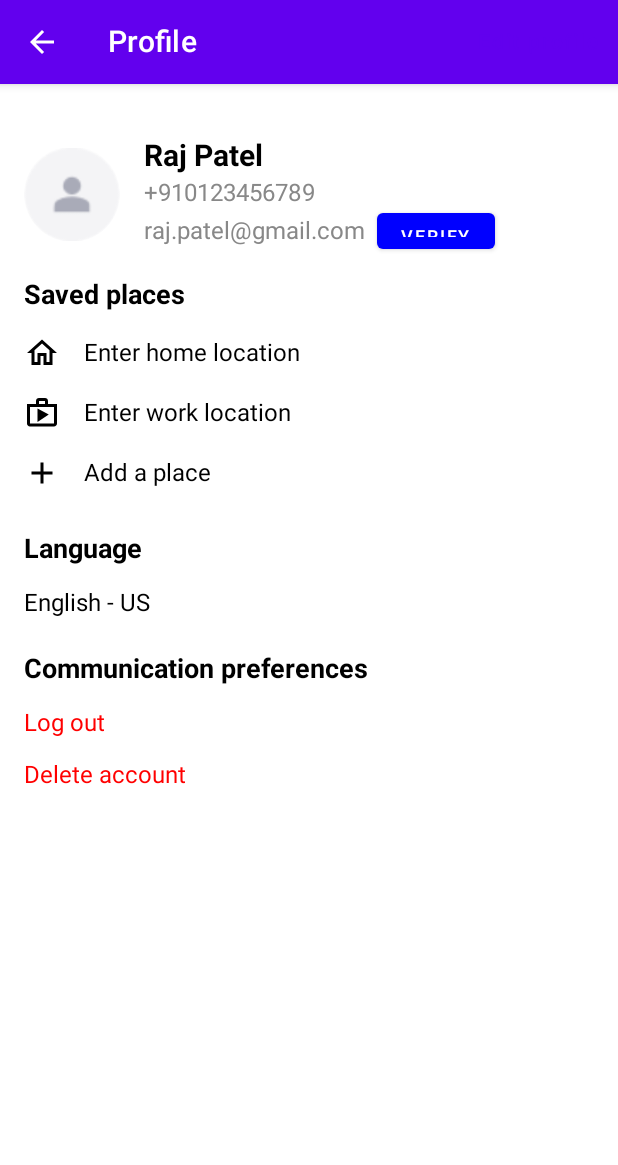
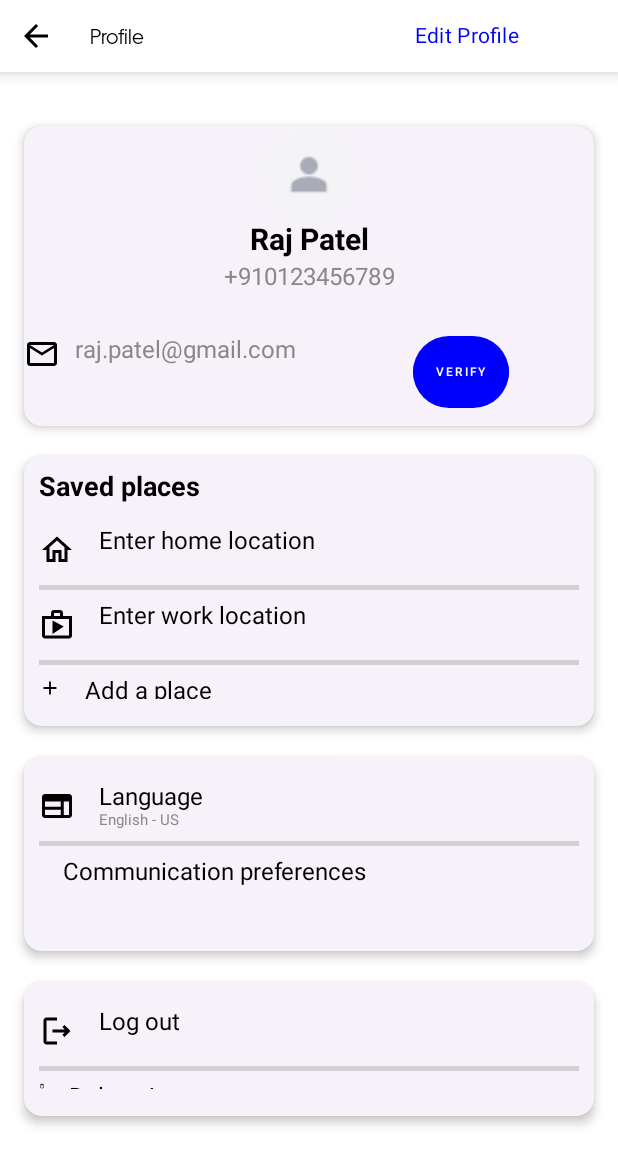
Before and after one commit to DevP-ai/QuickCabs, an Android app built with Jetpack Compose: the @Preview function ProfileScreenPreview, on a phone screen of 412 x 824 dp. Shown: the top 1165 px of the screen. Run offline under Robolectric (Android 15) with nearby library versions, the phone set to English and light mode, and no system bars.

Commit message:
User Profile Implemented

```diff
--- /dev/null
+++ b/app/src/main/java/com/developer/android/dev/technologia/androidapp/quickcabs/presentation/screens/profile/ProfileDivider.kt
@@ -0,0 +1,35 @@
+package com.developer.android.dev.technologia.androidapp.quickcabs.presentation.screens.profile
+
+import androidx.annotation.FloatRange
+import androidx.compose.material3.Divider
+import androidx.compose.material3.DividerDefaults
+import androidx.compose.runtime.Composable
+import androidx.compose.ui.Modifier
+import androidx.compose.ui.draw.alpha
+import androidx.compose.ui.draw.clip
+import androidx.compose.ui.graphics.Color
+import androidx.compose.ui.graphics.RectangleShape
+import androidx.compose.ui.graphics.Shape
+import androidx.compose.ui.unit.Dp
+import androidx.compose.ui.unit.dp
+
+/**
+ * Uber Design divider.
+ * @param modifier the Modifier to be applied to this divider line
+ * */
+@Composable
+fun ProfileDivider(
+    modifier: Modifier = Modifier,
+    thickness: Dp = 3.dp,
+    @FloatRange(from = 0.0, to = 1.0) alpha: Float = 0.15f,
+    color: Color = Color.Black,
+    shape: Shape = RectangleShape
+) {
+    Divider(
+        modifier = modifier
+            .alpha(alpha)
+            .clip(shape),
+        thickness = thickness,
+        color = color
+    )
+}
--- a/app/src/main/java/com/developer/android/dev/technologia/androidapp/quickcabs/presentation/screens/profile/ProfileScreen.kt
+++ b/app/src/main/java/com/developer/android/dev/technologia/androidapp/quickcabs/presentation/screens/profile/ProfileScreen.kt
@@ -2,19 +2,31 @@ package com.developer.android.dev.technologia.androidapp.quickcabs.presentation.
 
 import android.annotation.SuppressLint
 import androidx.compose.foundation.Image
+import androidx.compose.foundation.background
 import androidx.compose.foundation.clickable
 import androidx.compose.foundation.layout.*
 import androidx.compose.foundation.lazy.LazyColumn
 import androidx.compose.foundation.shape.CircleShape
+import androidx.compose.foundation.shape.RoundedCornerShape
 import androidx.compose.material.*
 import androidx.compose.material.icons.Icons
+import androidx.compose.material.icons.filled.ArrowBack
 import androidx.compose.material.icons.outlined.Add
+import androidx.compose.material.icons.outlined.Delete
+import androidx.compose.material.icons.outlined.Email
 import androidx.compose.material.icons.outlined.Home
+import androidx.compose.material.icons.outlined.Logout
 import androidx.compose.material.icons.outlined.Shop
+import androidx.compose.material.icons.outlined.Web
+import androidx.compose.material3.CardDefaults
+import androidx.compose.material3.CardElevation
+import androidx.compose.material3.ElevatedCard
+import androidx.compose.material3.MaterialTheme
 import androidx.compose.runtime.*
 import androidx.compose.ui.Alignment
 import androidx.compose.ui.Modifier
 import androidx.compose.ui.draw.clip
+import androidx.compose.ui.draw.shadow
 import androidx.compose.ui.graphics.Color
 import androidx.compose.ui.graphics.painter.Painter
 import androidx.compose.ui.graphics.vector.ImageVector
@@ -27,6 +39,11 @@ import androidx.navigation.NavController
 import androidx.navigation.NavHostController
 import androidx.navigation.compose.rememberNavController
 import com.developer.android.dev.technologia.androidapp.quickcabs.R
+import com.developer.android.dev.technologia.androidapp.quickcabs.presentation.common.UberDivider
+import com.developer.android.dev.technologia.androidapp.quickcabs.ui.theme.Typography
+import com.developer.android.dev.technologia.androidapp.quickcabs.ui.theme.spacing
+import com.developer.android.dev.technologia.androidapp.quickcabs.utils.clickableWithRipple
+import org.intellij.lang.annotations.Language
 
 @SuppressLint("UnusedMaterialScaffoldPaddingParameter")
 @Composable
@@ -35,22 +52,46 @@ fun ProfileScreen(
 ) {
     Scaffold(
         topBar = {
-            TopAppBar(
-                title = { Text(text = "Profile") },
-                navigationIcon = {
-                    IconButton(onClick = { navHostController.popBackStack() }) {
+            Surface(
+                modifier = Modifier.shadow(elevation = MaterialTheme.spacing.small)
+            ) {
+                Column {
+                    Box(
+                        modifier = Modifier
+                            .statusBarsPadding()
+                            .fillMaxWidth(),
+                        contentAlignment = Alignment.CenterStart
+                    ) {
+                        Row(
+                            verticalAlignment = Alignment.CenterVertically,
+                            modifier = Modifier.fillMaxWidth()
+                        ) {
+                            IconButton(onClick = { navHostController.navigateUp() })
+                            {
                                 Icon(
-                            painter = painterResource(id = R.drawable.baseline_arrow_back_24),
-                            contentDescription = "Back"
+                                    imageVector = Icons.Filled.ArrowBack,
+                                    contentDescription = "Back to previous screen"
                                 )
                             }
-                },
-                actions = {
-                    TextButton(onClick = {  }) {
-                        Text(text = "Edit profile")
+
+                            androidx.compose.material3.Text(
+                                text = "Profile",
+                                style = Typography.bodyMedium,
+                                modifier = Modifier.padding(horizontal = 12.dp)
+                            )
+
+                            TextButton(onClick = { }) {
+                                Text(
+                                    text = "Edit Profile",
+                                    style = MaterialTheme.typography.bodyMedium,
+                                    color = Color.Blue,
+                                    modifier = Modifier.padding(start = 160.dp)
+                                )
                             }
                         }
-            )
+                    }
+                }
+            }
         }
     ) {
         LazyColumn(
@@ -63,6 +104,8 @@ fun ProfileScreen(
             item { Spacer(modifier = Modifier.height(20.dp)) }
             item { SavedPlaces() }
             item { Spacer(modifier = Modifier.height(20.dp)) }
+            item { Language() }
+            item { Spacer(modifier = Modifier.height(20.dp)) }
             item { Settings() }
         }
     }
@@ -70,8 +113,16 @@ fun ProfileScreen(
 
 @Composable
 fun ProfileHeader() {
-    Row(
-        verticalAlignment = Alignment.CenterVertically,
+    ElevatedCard(
+        modifier = Modifier
+            .fillMaxWidth()
+            .size(200.dp),
+        elevation = CardDefaults.elevatedCardElevation(defaultElevation = 4.dp)
+    ) {
+        Column {
+            Column(
+                verticalArrangement = Arrangement.Center,
+                horizontalAlignment = Alignment.CenterHorizontally,
                 modifier = Modifier.fillMaxWidth()
             ) {
                 Image(
@@ -81,8 +132,11 @@ fun ProfileHeader() {
                         .size(64.dp)
                         .clip(CircleShape)
                 )
-        Spacer(modifier = Modifier.width(16.dp))
-        Column {
+                Spacer(modifier = Modifier.width(20.dp))
+                Column(
+                    modifier = Modifier.fillMaxWidth(),
+                    horizontalAlignment = Alignment.CenterHorizontally
+                ) {
                     Text(
                         text = "Raj Patel",
                         fontSize = 20.sp,
@@ -94,25 +148,35 @@ fun ProfileHeader() {
                         fontSize = 16.sp,
                         color = Color.Gray
                     )
-            Spacer(modifier = Modifier.height(4.dp))
+                }
+            }
+
+            Spacer(modifier = Modifier.height(30.dp))
             Row(
-                verticalAlignment = Alignment.CenterVertically
+                horizontalArrangement = Arrangement.Start
             ) {
+                Image(imageVector = Icons.Outlined.Email, contentDescription = "")
+
                 Text(
                     text = "raj.patel@gmail.com",
                     fontSize = 16.sp,
-                    color = Color.Gray
+                    color = Color.Gray,
+                    modifier = Modifier
+                        .padding(start = 10.dp)
                 )
                 Spacer(modifier = Modifier.width(8.dp))
-                Button(
+                TextButton(
                     onClick = { },
                     colors = ButtonDefaults.buttonColors(
                         backgroundColor = Color.Blue,
                         contentColor = Color.White
                     ),
-                    modifier = Modifier.height(24.dp)
+                    modifier = Modifier
+                        .padding(start = 70.dp)
+                        .background(Color.Blue, shape = CircleShape),
+                    shape = CircleShape
                 ) {
-                    Text(text = "VERIFY", fontSize = 12.sp)
+                    Text(text = "VERIFY", fontSize = 8.sp)
                 }
             }
         }
@@ -121,17 +185,29 @@ fun ProfileHeader() {
 
 @Composable
 fun SavedPlaces() {
-    Column {
+    ElevatedCard(
+        modifier = Modifier
+            .fillMaxWidth()
+            .size(180.dp),
+        elevation = CardDefaults.elevatedCardElevation(defaultElevation = 4.dp)
+    ){
+        Column(
+            modifier = Modifier.padding(10.dp)
+        ) {
             Text(text = "Saved places", fontSize = 18.sp, fontWeight = FontWeight.Bold)
             Spacer(modifier = Modifier.height(8.dp))
-        PlaceItem(text = "Enter home location",Icons.Outlined.Home)
-        PlaceItem(text = "Enter work location",Icons.Outlined.Shop)
-        PlaceItem(text = "Add a place",Icons.Outlined.Add)
+            PlaceItem(text = "Enter home location","", Icons.Outlined.Home,)
+            ProfileDivider()
+            PlaceItem(text = "Enter work location","", Icons.Outlined.Shop)
+            ProfileDivider()
+            PlaceItem(text = "Add a place","", Icons.Outlined.Add)
         }
     }
 
+}
+
 @Composable
-fun PlaceItem(text: String,imageVector: ImageVector) {
+fun PlaceItem(text: String,subtitle:String,imageVector: ImageVector?) {
     Row(
         verticalAlignment = Alignment.CenterVertically,
         modifier = Modifier
@@ -139,28 +215,60 @@ fun PlaceItem(text: String,imageVector: ImageVector) {
             .padding(vertical = 8.dp)
             .clickable { }
     ) {
+        if (imageVector != null) {
             Image(imageVector = imageVector, contentDescription = text)
+        }
         Spacer(modifier = Modifier.width(16.dp))
+        Column {
             Text(text = text, fontSize = 16.sp)
+            Text(text = subtitle, fontSize = 10.sp, color = Color.Gray)
+        }
     }
 }
 
 @Composable
-fun Settings() {
-    Column {
-        Text(text = "Language", fontSize = 18.sp, fontWeight = FontWeight.Bold)
-        Spacer(modifier = Modifier.height(8.dp))
-        SettingItem(text = "English - US")
-        Spacer(modifier = Modifier.height(16.dp))
-        Text(text = "Communication preferences", fontSize = 18.sp, fontWeight = FontWeight.Bold)
-        Spacer(modifier = Modifier.height(8.dp))
-        SettingItem(text = "Log out", isAction = true)
-        SettingItem(text = "Delete account", isAction = true)
+fun Language() {
+    ElevatedCard(
+        modifier = Modifier
+            .fillMaxWidth()
+            .size(130.dp),
+        elevation = CardDefaults.elevatedCardElevation(defaultElevation = 4.dp)
+    ){
+        Column(
+            modifier = Modifier.padding(10.dp)
+        ) {
+            PlaceItem(text = "Language", subtitle = "English - US", imageVector =Icons.Outlined.Web)
+            ProfileDivider()
+            PlaceItem(text = "Communication preferences", subtitle = "", imageVector = null)
         }
     }
 
+}
+
 @Composable
-fun SettingItem(text: String, isAction: Boolean = false) {
+fun Settings() {
+    ElevatedCard(
+        modifier = Modifier
+            .fillMaxWidth()
+            .size(90.dp),
+        elevation = CardDefaults.elevatedCardElevation(defaultElevation = 4.dp)
+    ){
+        Column(
+            modifier = Modifier.padding(10.dp)
+        ) {
+            PlaceItem(text = "Log out", subtitle = "", imageVector = Icons.Outlined.Logout)
+            ProfileDivider()
+            PlaceItem(text = "Delete Account", subtitle = "", imageVector = Icons.Outlined.Delete)
+
+        }
+
+    }
+
+}
+
+
+@Composable
+fun LanguageItem(text: String, isAction: Boolean = false) {
     Row(
         verticalAlignment = Alignment.CenterVertically,
         modifier = Modifier
```
Lines whose indentation alone changed are shown as unchanged.
